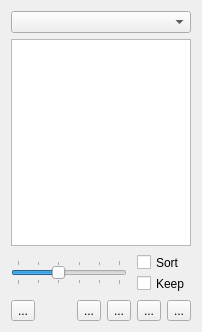
First picture: the form in src/frontends/qt4/ui/TocUi.ui, repository cburschka/lyx, before the edit.
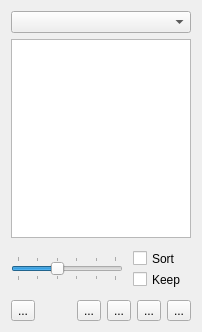
Second picture: the form after the edit. Icons and pictures are not drawn.

Commit message: Don't trust designer and manually fix TocUi.ui for Qt 4.2

```diff
--- a/src/frontends/qt4/ui/TocUi.ui
+++ b/src/frontends/qt4/ui/TocUi.ui
@@ -44,7 +44,9 @@
    <item row="2" column="0" >
     <widget class="QSlider" name="depthSL" >
      <property name="sizePolicy" >
-      <sizepolicy vsizetype="Fixed" hsizetype="Expanding" >
+      <sizepolicy>
+       <hsizetype>13</hsizetype>
+       <vsizetype>0</vsizetype>
        <horstretch>0</horstretch>
        <verstretch>0</verstretch>
       </sizepolicy>
@@ -77,7 +79,7 @@
      <property name="sizeConstraint" >
       <enum>QLayout::SetMinimumSize</enum>
      </property>
-     <property name="leftMargin" >
+     <property name="margin" >
       <number>4</number>
      </property>
      <item>
```
